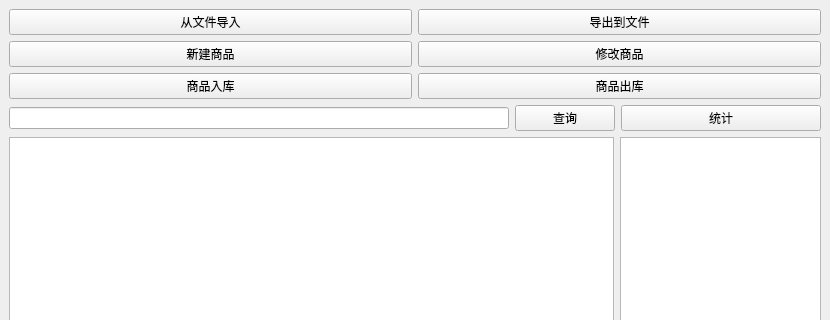
The window that Question A/mainwindow.ui (amtoaer/curriculum-design) describes before a commit, drawn with Qt 5; both pictures show x 0 to 830 and y 0 to 320 of the 830 by 610 pixel window.
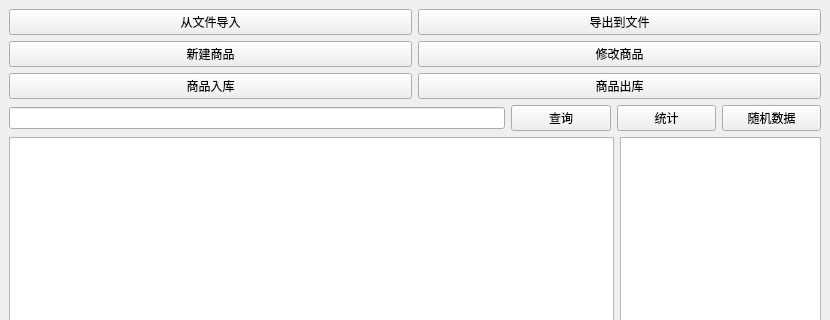
The same window after the commit.

The edit to the form file:
```diff
--- a/Question A/mainwindow.ui
+++ b/Question A/mainwindow.ui
@@ -16,7 +16,7 @@
   <widget class="QWidget" name="centralwidget">
    <layout class="QGridLayout" name="gridLayout" rowstretch="1,1,5">
     <item row="1" column="0">
-     <layout class="QHBoxLayout" name="horizontalLayout_2" stretch="5,1,2">
+     <layout class="QHBoxLayout" name="horizontalLayout_2" stretch="5,1,1,1">
       <item>
        <widget class="QLineEdit" name="searchContent"/>
       </item>
@@ -40,6 +40,13 @@
         </property>
        </widget>
       </item>
+      <item>
+       <widget class="QPushButton" name="random">
+        <property name="text">
+         <string>随机数据</string>
+        </property>
+       </widget>
+      </item>
      </layout>
     </item>
     <item row="2" column="0">
```
